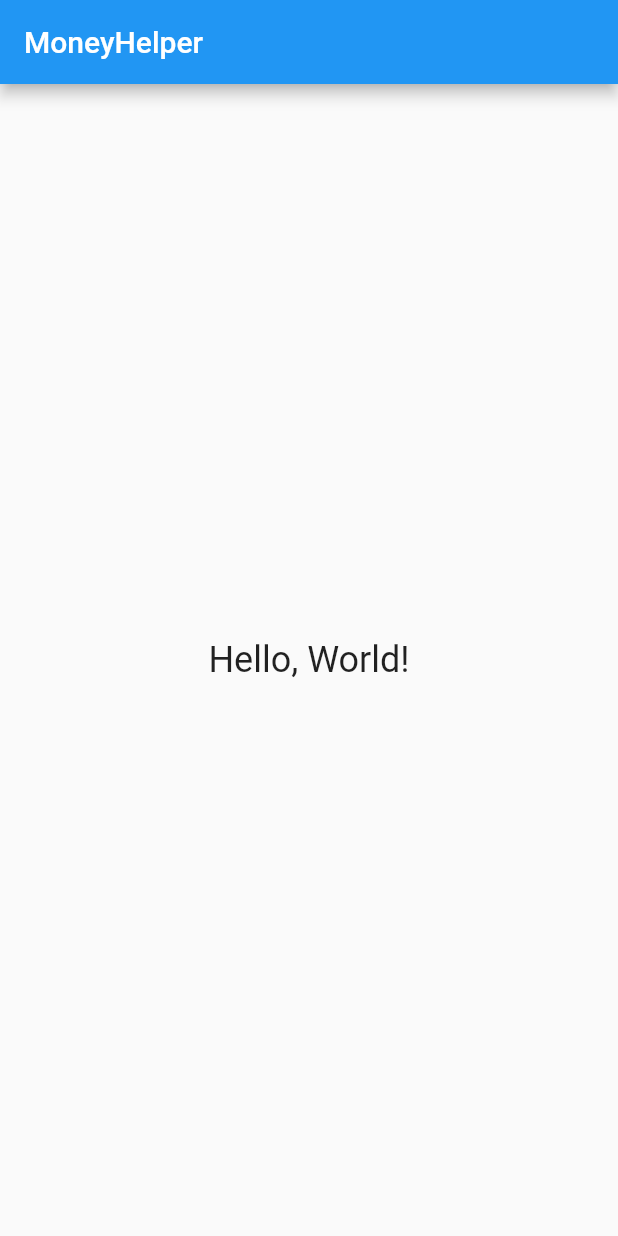
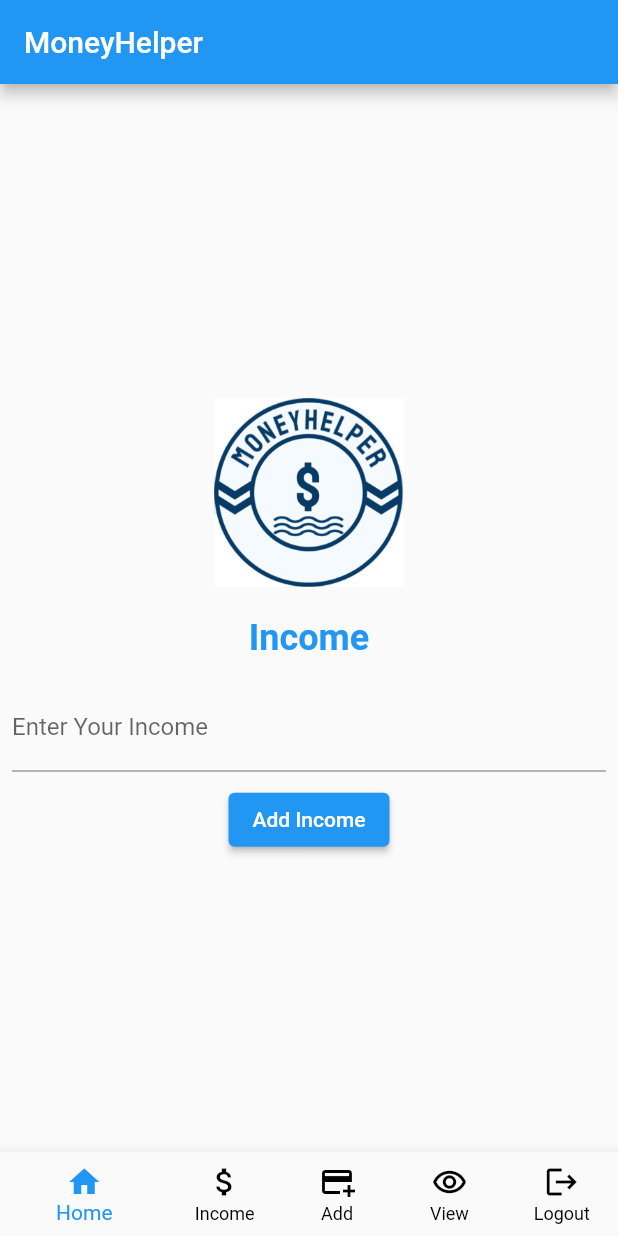
Before and after one commit to krupamaisuira/moneyhelper, a Flutter app: the MyDashboardPage screen opened directly, on a phone screen of 412 x 824 dp. Run offline on Flutter 3.47's test engine with Material 2 defaults, Android fonts, the phone set to English and light mode, and no system bars.

Commit message:
Add Income page completed

```diff
--- /dev/null
+++ b/lib/addincome.dart
@@ -0,0 +1,114 @@
+
+import 'package:flutter/material.dart';
+import 'package:moneyhelper/userstate.dart';
+import 'package:path_provider/path_provider.dart';
+import 'package:provider/provider.dart';
+import 'dart:io';
+import 'dart:convert';
+
+void main() {
+  runApp(AddIncomePage()
+  );
+}
+
+class AddIncomePage extends StatefulWidget {
+  const AddIncomePage({Key? key}) : super(key: key);
+
+  @override
+  State<AddIncomePage> createState() => _AddIncomePageState();
+}
+
+class _AddIncomePageState extends State<AddIncomePage> {
+  TextEditingController _income = TextEditingController();
+  @override
+  Widget build(BuildContext context) {
+    String loginUserName = Provider.of<UserState>(context).username;
+    return Scaffold(
+
+        body: Center(
+            child: Column(
+              mainAxisAlignment: MainAxisAlignment.center,
+              children: [
+                Container(
+                  padding: EdgeInsets.all(12.0),
+                  child: Image.asset('assets/images/logo.png'),
+                  width: 200,  // Set the desired width
+                  height: 150, // Replace 'assets/logo.png' with the path to your logo image
+                ),
+                Padding(
+                    padding: const EdgeInsets.all(8.0),
+                    child: Text('Income', style: TextStyle(fontSize: 24,color:  Colors.blue,fontWeight: FontWeight.bold),)
+                ),
+                Padding(
+                  padding: const EdgeInsets.all(8.0),
+                  child: TextField(
+                    controller: _income,
+                    decoration: InputDecoration(
+                      // border: OutlineInputBorder(),
+                        labelText: 'Enter Your Income'),
+                  ),
+                ),
+
+                ElevatedButton(
+                    onPressed: () {
+                      if (_income.text.isEmpty) {
+                        showDialog(
+                          context: context,
+                          builder: (context) {
+                            return AlertDialog(
+                              title: Text('Error'),
+                              content: Text('Income is required.'),
+                            );
+                          },
+                        );
+                      }
+                      else {
+                        addIncome(loginUserName);
+
+
+                      }
+                    },
+                    child: Text('Add Income')),
+
+              ],
+            )));
+  }
+
+
+  void addIncome(String loginUserName) async {
+    bool isadded = await addIncomeLogic(loginUserName);
+
+    if (isadded) {
+      final snackBar = SnackBar(
+          content: Text("Income successfully added"));
+      ScaffoldMessenger.of(context).showSnackBar(snackBar);
+      _income.clear();
+    } else {
+      final snackBar = SnackBar(
+          content: Text("Something wrong.please contact admin or try after sometime"));
+      ScaffoldMessenger.of(context).showSnackBar(snackBar);
+      _income.clear();
+    }
+  }
+
+  Future<bool> addIncomeLogic(String loginUserName) async {
+
+    Directory directory = await getApplicationSupportDirectory();
+    String filePath = '${directory.path}/moneyheplerdb/' + loginUserName + '.json';
+    File file = File(filePath);
+    print(filePath);
+    if (await file.exists()) {
+      String jsonString = file.readAsStringSync();
+      Map<String, dynamic> data = json.decode(jsonString);
+      print(_income.text.toString());
+      data['budget'] = _income.text.toString();
+      data['netincome'] = _income.text.toString();
+      data['expenses'] =[];
+      String updatedJsonString = json.encode(data);
+      print(updatedJsonString);
+      file.writeAsStringSync(updatedJsonString, flush: true);
+      return true;
+    }
+    return false;
+  }
+}
--- a/lib/dashboard.dart
+++ b/lib/dashboard.dart
@@ -1,28 +1,113 @@
+
 import 'package:flutter/material.dart';
+import 'package:moneyhelper/userstate.dart';
+import 'package:provider/provider.dart';
+import 'addincome.dart';
+import 'main.dart';
+
 
 void main() {
   runApp(MyDashboardPage());
 }
 
 class MyDashboardPage extends StatefulWidget {
-  const MyDashboardPage({super.key});
-
   @override
-  State<MyDashboardPage> createState() => _MyDashboardPageState();
+  _MyDashboardPageState createState() => _MyDashboardPageState();
 }
 
 class _MyDashboardPageState extends State<MyDashboardPage> {
+  int _selectedIndex = 0;
+
+  final List<Widget> _pages = [
+    AddIncomePage(),
+    AddIncomePage(),
+    AddIncomePage(),
+    AddIncomePage(),
+
+  ];
+  @override
+  void didChangeDependencies() {
+    super.didChangeDependencies();
+
+    // Retrieve the argument value when the widget is first built
+    final value   = ModalRoute.of(context)?.settings.arguments ;
+    if (value != null) {
+      _selectedIndex = value as int;
+
+    }
+
+  }
+
+  void _onTabTapped(int index) {
+    if (index == 4) {
+      Provider.of<UserState>(context, listen: false).setUsername("");
+
+      Navigator.push(
+        context,
+        MaterialPageRoute(builder: (context) => MyLoginPage()),
+      );
+    } else {
+      setState(() {
+
+
+        _selectedIndex = index;
+      });
+    }
+
+
+  }
+
   @override
   Widget build(BuildContext context) {
+
+
+    // final value = ModalRoute.of(context)?.settings.arguments;
+    // if (value != null) {
+    //   _selectedIndex = value as int;
+    //   ModalRoute.of(context)?.settings?.arguments = null;
+    // }
+    // else
+    //   {
+    //     _selectedIndex = 0;
+    //   }
+    // print("arguments  $value");
+    print("_selectedIndex  $_selectedIndex");
     return Scaffold(
       appBar: AppBar(
         title: Text('MoneyHelper'),
       ),
-      body: Center(
-        child: Text(
-          'Hello, World!',
-          style: TextStyle(fontSize: 24),
-        ),
+      body: _pages[_selectedIndex],
+      bottomNavigationBar: BottomNavigationBar(
+        currentIndex: _selectedIndex,
+        onTap: _onTabTapped,
+        selectedItemColor: Colors.blue, // Set the color for selected item
+        unselectedItemColor: Colors.black,
+        showSelectedLabels: true, // Ensure labels are shown
+        showUnselectedLabels: true, // Ensure labels are shown
+        selectedLabelStyle: TextStyle(color: Colors.blue), // Set selected label text color
+        unselectedLabelStyle: TextStyle(color: Colors.black),
+        items: const <BottomNavigationBarItem>[
+          BottomNavigationBarItem(
+            icon: Icon(Icons.home),
+            label: 'Home',
+          ),
+          BottomNavigationBarItem(
+            icon: Icon(Icons.attach_money),
+            label: 'Income',
+          ),
+          BottomNavigationBarItem(
+            icon: Icon(Icons.add_card),
+            label: 'Add',
+          ),
+          BottomNavigationBarItem(
+            icon: Icon(Icons.remove_red_eye_outlined),
+            label: 'View',
+          ),
+          BottomNavigationBarItem(
+            icon: Icon(Icons.logout),
+            label: 'Logout',
+          ),
+        ],
       ),
     );
   }
```
